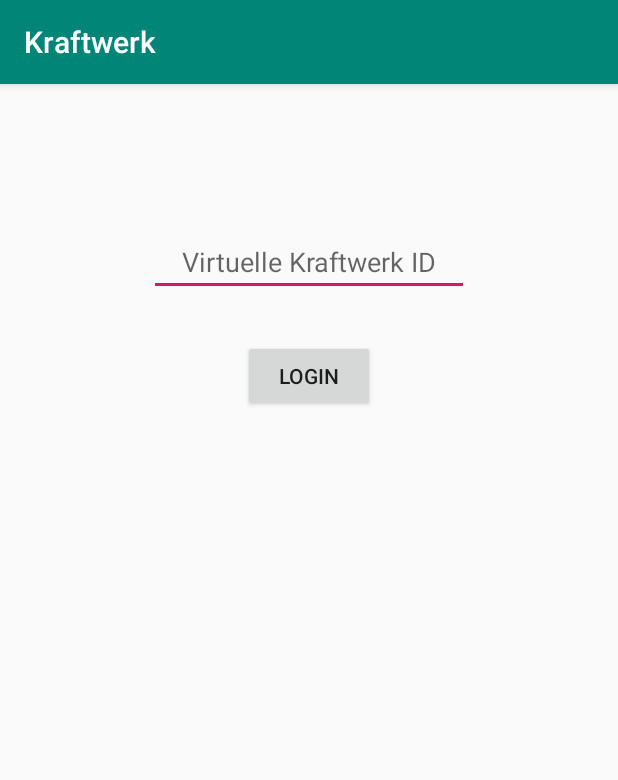
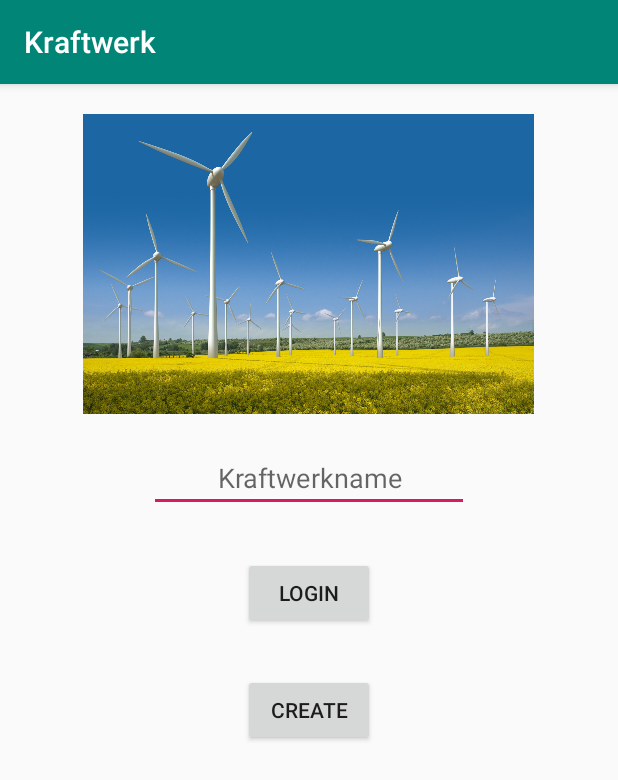
Before and after one commit to HakanAkkurt/Kraftwerk, an Android app: the screen it shows after launch (MainActivity), on a phone screen of 412 x 824 dp. Shown: the top 780 px of the screen. Run offline under Robolectric (Android 15) with nearby library versions, the phone set to English and light mode, and no system bars.

Commit message:
Initial Commit

```diff
--- a/app/src/main/java/hakan_akkurt/de/kraftwerk/KraftwerkDatabase.java
+++ b/app/src/main/java/hakan_akkurt/de/kraftwerk/KraftwerkDatabase.java
@@ -19,7 +19,7 @@ public class KraftwerkDatabase extends SQLiteOpenHelper {
     public static KraftwerkDatabase INSTANCE = null;
 
     private static final String DB_NAME = "KRAFTWERKE";
-    private static final int VERSION = 10;
+    private static final int VERSION = 11;
     private static final String TABLE_NAME = "kraftwerke";
 
     public static final String ID_COLUMN = "ID";
--- a/app/src/main/java/hakan_akkurt/de/kraftwerk/MainActivity.java
+++ b/app/src/main/java/hakan_akkurt/de/kraftwerk/MainActivity.java
@@ -20,23 +20,30 @@ public class MainActivity extends AppCompatActivity {
     protected void onCreate(Bundle savedInstanceState) {
         super.onCreate(savedInstanceState);
         setContentView(R.layout.activity_main);
+        final EditText editTextVKW = findViewById(R.id.txt_vKwId);
 
         try {
             myDB = this.openOrCreateDatabase("KraftwerkApp", MODE_PRIVATE, null);
             myDB.execSQL("CREATE TABLE IF NOT EXISTS VKRAFTWERKIDS (id INTEGER PRIMARY KEY, name VARCHAR)");
-            myDB.execSQL("INSERT INTO VKRAFTWERKIDS (id, name) VALUES (100, 'KW1')");
-            myDB.execSQL("INSERT INTO VKRAFTWERKIDS (id, name) VALUES (200, 'KW2')");
-            myDB.execSQL("INSERT INTO VKRAFTWERKIDS (id, name) VALUES (300, 'KW3')");
 
         } catch (Exception e) {
             Log.e("Error", "Error", e);
         }
+        final Button createButton = findViewById(R.id.btn_create);
+        createButton.setOnClickListener(new View.OnClickListener() {
+            @Override
+            public void onClick(View v) {
+                String vkwId = editTextVKW.getText().toString();
+                myDB.execSQL("INSERT INTO VKRAFTWERKIDS (id, name) VALUES (NULL, '" + vkwId + "')");
+                Toast.makeText(MainActivity.this, vkwId + " wurde als Kraftwerk angelegt.", Toast.LENGTH_LONG).show();
+                //myDB.execSQL("DROP TABLE IF EXISTS VKRAFTWERKIDS");
+            }
+        });
 
         final Button button = findViewById(R.id.btn_login);
         button.setOnClickListener(new View.OnClickListener() {
             public void onClick(View v) {
 
-                final EditText editTextVKW = findViewById(R.id.txt_vKwId);
 
                 String vkwId = editTextVKW.getText().toString();
 
@@ -46,7 +53,7 @@ public class MainActivity extends AppCompatActivity {
                     if (cursor.getCount() < 1)
                     {
                         cursor.close();
-                        Toast.makeText(getApplicationContext(), "Unbekannte virtuelle Kraftwerk ID", Toast.LENGTH_LONG).show();
+                        Toast.makeText(getApplicationContext(), "Unbekannter Kraftwerkname", Toast.LENGTH_LONG).show();
                     }
 
                     cursor.moveToFirst();
--- a/app/src/main/java/hakan_akkurt/de/kraftwerk/MainView.java
+++ b/app/src/main/java/hakan_akkurt/de/kraftwerk/MainView.java
@@ -34,7 +34,7 @@ public class MainView extends AppCompatActivity {
 
         //Willkommensnachricht mit Virtuelle Kraftwerk ID ausgeben
 
-        message.setText("Kraftwerk: " + Globals.getvKraftwerkId());
+        message.setText("Kraftwerk-ID: " + Globals.getvKraftwerkId());
         this.listView = findViewById(R.id.ListView_Tasks);
 
         this.dataSource = KraftwerkDatabase.getInstance(this).readAllKraftwerke("NONE");
--- a/app/src/main/res/layout/activity_main.xml
+++ b/app/src/main/res/layout/activity_main.xml
@@ -1,4 +1,8 @@
 <?xml version="1.0" encoding="utf-8"?>
+<ScrollView xmlns:android="http://schemas.android.com/apk/res/android"
+    android:layout_width="match_parent"
+    android:layout_height="match_parent">
+
 <RelativeLayout xmlns:android="http://schemas.android.com/apk/res/android"
     xmlns:tools="http://schemas.android.com/tools"
     android:id="@+id/activity_main"
@@ -6,17 +10,25 @@
     android:layout_height="match_parent"
     tools:context="hakan_akkurt.de.kraftwerk.MainActivity">
 
+    <ImageView
+        android:id="@+id/img_wind"
+        android:layout_width="350dp"
+        android:layout_height="200dp"
+        android:layout_marginTop="20dp"
+        android:layout_centerHorizontal="true"
+        android:src="@drawable/windkraftanlage"/>
+
     <EditText
         android:layout_width="wrap_content"
         android:layout_height="wrap_content"
         android:inputType="textPersonName"
         android:ems="10"
-        android:layout_alignParentTop="true"
         android:layout_centerHorizontal="true"
-        android:layout_marginTop="96dp"
+        android:layout_below="@+id/img_wind"
+        android:layout_marginTop="20dp"
         android:id="@+id/txt_vKwId"
         android:textAlignment="center"
-        android:hint="Virtuelle Kraftwerk ID" />
+        android:hint="Kraftwerkname" />
 
     <Button
         android:text="Login"
@@ -24,7 +36,17 @@
         android:layout_height="wrap_content"
         android:layout_below="@+id/txt_vKwId"
         android:layout_centerHorizontal="true"
-        android:layout_marginTop="29dp"
+        android:layout_marginTop="30dp"
         android:id="@+id/btn_login" />
 
+    <Button
+        android:text="Create"
+        android:layout_width="wrap_content"
+        android:layout_height="wrap_content"
+        android:layout_below="@+id/btn_login"
+        android:layout_centerHorizontal="true"
+        android:layout_marginTop="30dp"
+        android:id="@+id/btn_create" />
+
 </RelativeLayout>
+</ScrollView>
```
Also changed, not shown: app/src/main/res/layout/activity_kraftwerk_create.xml (+16 -0 lines), app/src/main/res/layout/activity_kraftwerk_detail.xml (+16 -0 lines), app/src/main/res/drawable/windkraftanlage.jpg (added).
